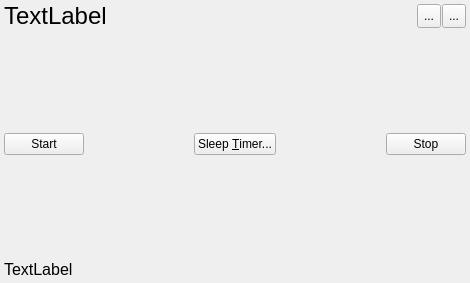
soramimi/NightNoise, file src/MainWindow.ui: the form before one commit.
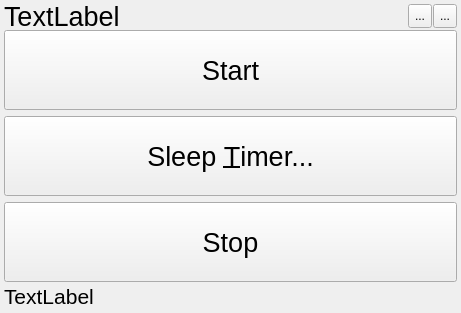
The form after the commit. Icons and pictures are not drawn.

```diff
--- a/src/MainWindow.ui
+++ b/src/MainWindow.ui
@@ -6,8 +6,8 @@
    <rect>
     <x>0</x>
     <y>0</y>
-    <width>470</width>
-    <height>283</height>
+    <width>461</width>
+    <height>311</height>
    </rect>
   </property>
   <property name="windowTitle">
@@ -51,7 +51,7 @@
         </property>
         <property name="font">
          <font>
-          <pointsize>18</pointsize>
+          <pointsize>20</pointsize>
          </font>
         </property>
         <property name="text">
@@ -121,7 +121,7 @@
       <property name="frameShadow">
        <enum>QFrame::Plain</enum>
       </property>
-      <layout class="QHBoxLayout" name="horizontalLayout_2">
+      <layout class="QVBoxLayout" name="verticalLayout_2">
        <property name="leftMargin">
         <number>0</number>
        </property>
@@ -136,46 +136,53 @@
        </property>
        <item>
         <widget class="QPushButton" name="pushButton_start">
+         <property name="minimumSize">
+          <size>
+           <width>0</width>
+           <height>80</height>
+          </size>
+         </property>
+         <property name="font">
+          <font>
+           <pointsize>20</pointsize>
+          </font>
+         </property>
          <property name="text">
           <string>Start</string>
          </property>
         </widget>
        </item>
-       <item>
-        <spacer name="horizontalSpacer_2">
-         <property name="orientation">
-          <enum>Qt::Horizontal</enum>
-         </property>
-         <property name="sizeHint" stdset="0">
-          <size>
-           <width>99</width>
-           <height>20</height>
-          </size>
-         </property>
-        </spacer>
-       </item>
        <item>
         <widget class="QPushButton" name="pushButton_sleep_timer">
+         <property name="minimumSize">
+          <size>
+           <width>0</width>
+           <height>80</height>
+          </size>
+         </property>
+         <property name="font">
+          <font>
+           <pointsize>20</pointsize>
+          </font>
+         </property>
          <property name="text">
           <string>Sleep &amp;Timer...</string>
          </property>
         </widget>
        </item>
-       <item>
-        <spacer name="horizontalSpacer">
-         <property name="orientation">
-          <enum>Qt::Horizontal</enum>
-         </property>
-         <property name="sizeHint" stdset="0">
-          <size>
-           <width>98</width>
-           <height>20</height>
-          </size>
-         </property>
-        </spacer>
-       </item>
        <item>
         <widget class="QPushButton" name="pushButton_stop">
+         <property name="minimumSize">
+          <size>
+           <width>0</width>
+           <height>80</height>
+          </size>
+         </property>
+         <property name="font">
+          <font>
+           <pointsize>20</pointsize>
+          </font>
+         </property>
          <property name="text">
           <string>Stop</string>
          </property>
@@ -188,7 +195,7 @@
      <widget class="QLabel" name="label_status">
       <property name="font">
        <font>
-        <pointsize>12</pointsize>
+        <pointsize>16</pointsize>
        </font>
       </property>
       <property name="text">
```
Left out of the diff: 6 changed lines with no effect on the pictures.
